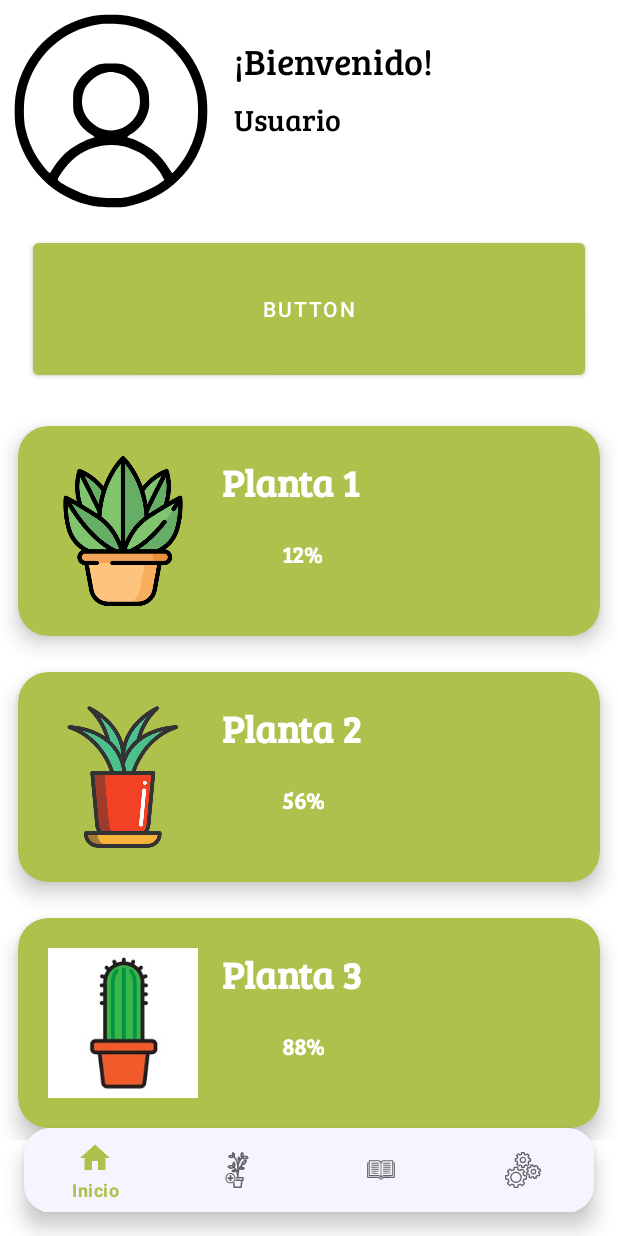
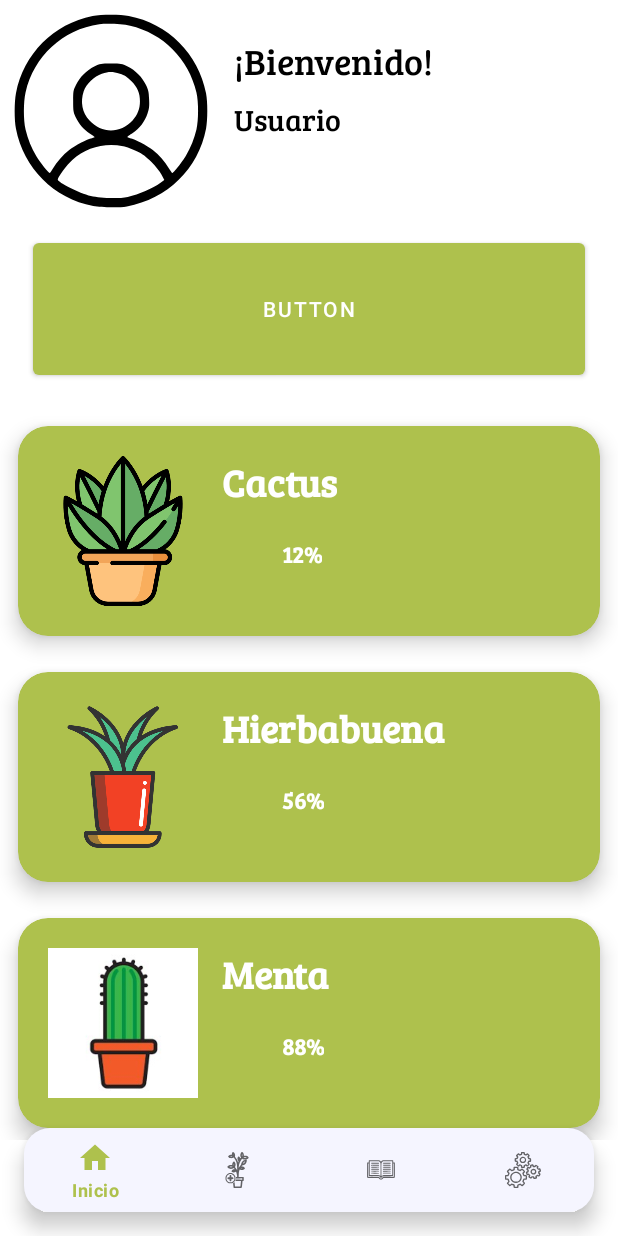
Before and after one commit to Brunox117/PlantifyBCR, an Android app: the screen it shows after launch once a user with an empty profile is signed in (MainActivity), on a phone screen of 412 x 824 dp. Run offline under Robolectric (Android 15) with nearby library versions, the phone set to English and light mode, and no system bars; our stand-ins replace Firebase (no records; nobody signed in at launch, a user with empty details on screens opened directly), navigation-ui; libraries missing offline, so code that uses them is left out: com.firebase.ui; 1 statement that could not run was skipped.

```diff
--- a/app/src/main/java/mx/itesm/bcr/plantifybcr/LoginApp.kt
+++ b/app/src/main/java/mx/itesm/bcr/plantifybcr/LoginApp.kt
@@ -52,7 +52,7 @@ class LoginApp : AppCompatActivity() {
             val nombre = usuario?.displayName.toString()
             val correo = usuario?.email.toString()
             val user = Usuario(tokken, nombre, correo)
-            val referencia = baseDatos.getReference("/Usuarios/$tokken")
+            val referencia = baseDatos.getReference("/Usuarios/$tokken/infoUsuario")
             referencia.setValue(user)
             entrarApp()
         }else{
--- a/app/src/main/java/mx/itesm/bcr/plantifybcr/MainActivity.kt
+++ b/app/src/main/java/mx/itesm/bcr/plantifybcr/MainActivity.kt
@@ -27,9 +27,9 @@ class MainActivity : AppCompatActivity() {
 
         val objetoIntent: Intent =intent
         tokken=objetoIntent.getStringExtra("tokken").toString()
-
+        println("Main activity recibio el tokken: $tokken")
         HomeViewModel.setTokken(tokken)
-
+        println("El tokken fue enviado al fragmento")
         val navView: BottomNavigationView = binding.navView
 
         val navController = findNavController(R.id.nav_host_fragment_activity_main)
--- a/app/src/main/java/mx/itesm/bcr/plantifybcr/ui/home/HomeFragment.kt
+++ b/app/src/main/java/mx/itesm/bcr/plantifybcr/ui/home/HomeFragment.kt
@@ -2,21 +2,25 @@ package mx.itesm.bcr.plantifybcr.ui.home
 
 import android.content.Intent
 import android.os.Bundle
+import android.os.Handler
 import android.view.LayoutInflater
 import android.view.View
 import android.view.ViewGroup
 import androidx.fragment.app.Fragment
 import androidx.fragment.app.activityViewModels
-import androidx.fragment.app.viewModels
 import androidx.lifecycle.Observer
-import androidx.lifecycle.ViewModelProvider
 import androidx.navigation.fragment.findNavController
 import androidx.recyclerview.widget.LinearLayoutManager
+import com.google.firebase.database.DataSnapshot
+import com.google.firebase.database.DatabaseError
+import com.google.firebase.database.ValueEventListener
+import com.google.firebase.database.ktx.database
+import com.google.firebase.ktx.Firebase
 import mx.itesm.bcr.plantifybcr.ListenerRecycler
 import mx.itesm.bcr.plantifybcr.MainActivity
-import mx.itesm.bcr.plantifybcr.databinding.ActivityLoginAppBinding
 import mx.itesm.bcr.plantifybcr.databinding.FragmentHomeBinding
 import mx.itesm.bcr.plantifybcr.viewmodels.plantaMenuAdaptador
+
 
 class HomeFragment : Fragment(), ListenerRecycler {
     private var _binding: FragmentHomeBinding? = null
@@ -40,9 +44,6 @@ class HomeFragment : Fragment(), ListenerRecycler {
         val recyclerView = _binding?.rvPlantaHome
         adapter = plantaMenuAdaptador()
 
-        viewModel.tokken.observe(viewLifecycleOwner, Observer {
-            _tokken = it.toString()
-        })
 
         recyclerView?.layoutManager = LinearLayoutManager(this.requireContext())
         recyclerView?.adapter = adapter
@@ -52,6 +53,33 @@ class HomeFragment : Fragment(), ListenerRecycler {
 
     }
 
+    override fun onViewCreated(view: View, savedInstanceState: Bundle?) {
+        Handler().postDelayed(Runnable {
+            //Obtenemos el tokken que paso la activity login a main activity
+            viewModel.tokken.observe(viewLifecycleOwner, Observer {
+                _tokken = it.toString()
+            })
+            println("El tokken es: $_tokken")
+            descargarDatosNube()
+        }, 500)
+
+    }
+
+
+    private fun descargarDatosNube() {
+        val baseDatos = Firebase.database
+        val referenciaUsuario = baseDatos.getReference("/Usuarios/$_tokken/infoUsuario")
+        referenciaUsuario.addValueEventListener(object: ValueEventListener{
+            override fun onDataChange(snapshot: DataSnapshot) {
+                var nombre = snapshot.child("/nombre").value
+                binding.tvUsuario.text = nombre.toString()
+            }
+            override fun onCancelled(error: DatabaseError) {
+                print("Error: $error")
+            }
+        })
+
+    }
 
 
     override fun itemClicked(position: Int){
--- a/app/src/main/java/mx/itesm/bcr/plantifybcr/viewmodels/plantaMenuAdaptador.kt
+++ b/app/src/main/java/mx/itesm/bcr/plantifybcr/viewmodels/plantaMenuAdaptador.kt
@@ -12,7 +12,7 @@ import mx.itesm.bcr.plantifybcr.R
 
 class plantaMenuAdaptador: RecyclerView.Adapter<plantaMenuAdaptador.ViewHolder>() {
 
-    val titles = arrayOf("Planta 1","Planta 2","Planta 3")
+    val titles = arrayOf("Cactus","Hierbabuena","Menta")
     val percentages = arrayOf("12%","56%","88%")
     val images = intArrayOf(R.drawable.plant1,R.drawable.plant2,R.drawable.plant3)
     var listener: ListenerRecycler? = null
```
